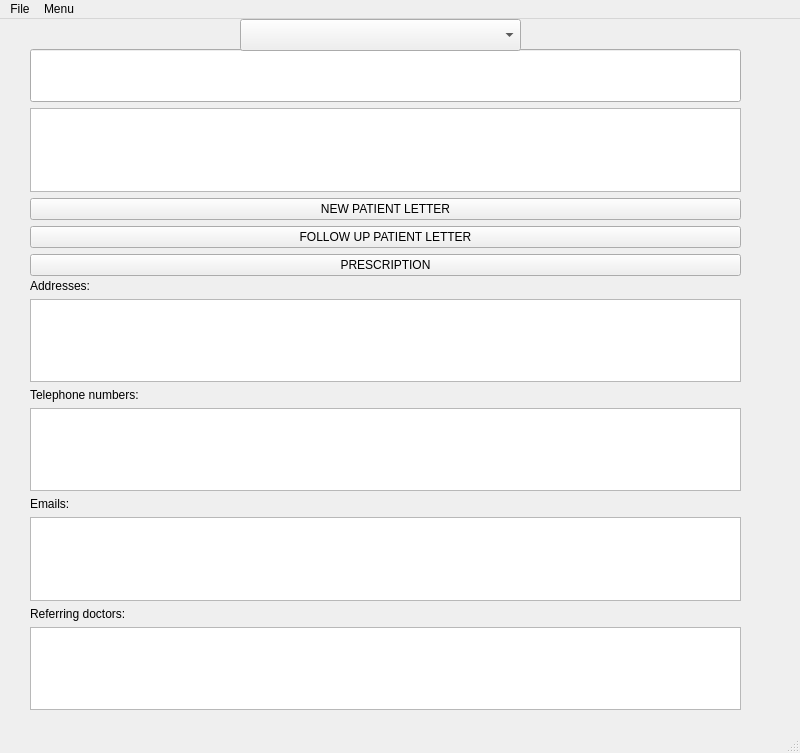
chapmanwilliam/PatientHandler, file MainWindow.ui: the form before one commit.
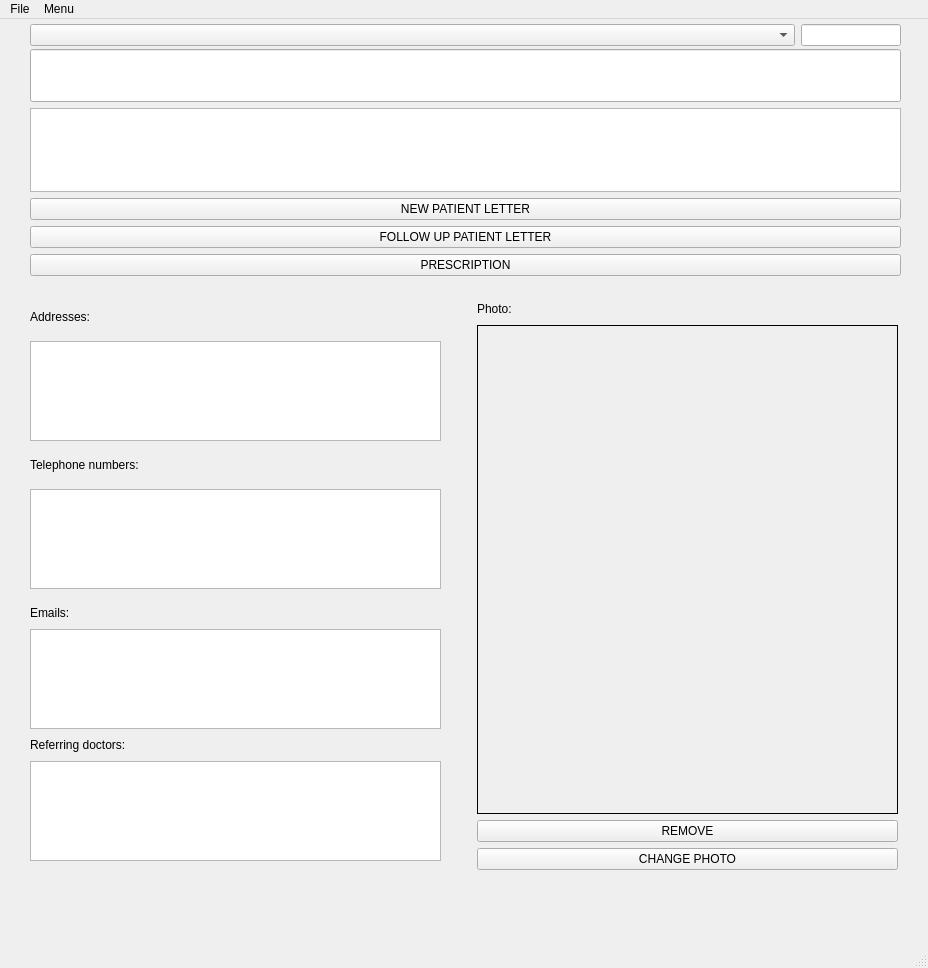
The form after the commit.

Diff of the .ui file:
```diff
--- a/MainWindow.ui
+++ b/MainWindow.ui
@@ -6,8 +6,8 @@
    <rect>
     <x>0</x>
     <y>0</y>
-    <width>800</width>
-    <height>753</height>
+    <width>928</width>
+    <height>968</height>
    </rect>
   </property>
   <property name="acceptDrops">
@@ -22,7 +22,7 @@
      <rect>
       <x>30</x>
       <y>30</y>
-      <width>711</width>
+      <width>871</width>
       <height>227</height>
      </rect>
     </property>
@@ -68,97 +68,97 @@
      </item>
     </layout>
    </widget>
-   <widget class="QWidget" name="gridLayoutWidget">
+   <widget class="QWidget" name="horizontalLayoutWidget">
     <property name="geometry">
      <rect>
       <x>30</x>
-      <y>260</y>
-      <width>711</width>
-      <height>431</height>
+      <y>0</y>
+      <width>871</width>
+      <height>32</height>
      </rect>
     </property>
-    <layout class="QGridLayout" name="gridLayout">
-     <item row="8" column="0">
-      <widget class="QLabel" name="labelReferringDoctors">
-       <property name="sizePolicy">
-        <sizepolicy hsizetype="Preferred" vsizetype="Maximum">
-         <horstretch>0</horstretch>
-         <verstretch>0</verstretch>
-        </sizepolicy>
+    <layout class="QHBoxLayout" name="horizontalLayout_2">
+     <item>
+      <widget class="QComboBox" name="comboBoxLocation"/>
+     </item>
+     <item>
+      <widget class="QLineEdit" name="lineEditPatientID">
+       <property name="maximumSize">
+        <size>
+         <width>100</width>
+         <height>16777215</height>
+        </size>
        </property>
-       <property name="text">
-        <string>Referring doctors:</string>
+       <property name="alignment">
+        <set>Qt::AlignCenter</set>
        </property>
       </widget>
      </item>
-     <item row="2" column="0">
-      <widget class="QListWidget" name="listWidgetAddresses">
-       <property name="sizePolicy">
-        <sizepolicy hsizetype="Expanding" vsizetype="Maximum">
-         <horstretch>0</horstretch>
-         <verstretch>0</verstretch>
-        </sizepolicy>
-       </property>
+    </layout>
+   </widget>
+   <widget class="QWidget" name="verticalLayoutWidget_5">
+    <property name="geometry">
+     <rect>
+      <x>477</x>
+      <y>280</y>
+      <width>421</width>
+      <height>571</height>
+     </rect>
+    </property>
+    <layout class="QVBoxLayout" name="verticalLayout_5">
+     <item>
+      <widget class="QLabel" name="label">
        <property name="maximumSize">
         <size>
          <width>16777215</width>
-         <height>100</height>
+         <height>20</height>
         </size>
        </property>
-       <property name="selectionMode">
-        <enum>QAbstractItemView::SingleSelection</enum>
+       <property name="text">
+        <string>Photo:</string>
        </property>
       </widget>
      </item>
-     <item row="6" column="0">
-      <widget class="QLabel" name="labelEmails">
-       <property name="sizePolicy">
-        <sizepolicy hsizetype="Preferred" vsizetype="Maximum">
-         <horstretch>0</horstretch>
-         <verstretch>0</verstretch>
-        </sizepolicy>
+     <item>
+      <widget class="QLabel" name="label_Photo">
+       <property name="styleSheet">
+        <string notr="true">border: 1px solid black;</string>
        </property>
        <property name="text">
-        <string>Emails:</string>
+        <string/>
        </property>
+       <property name="scaledContents">
+        <bool>true</bool>
+       </property>
       </widget>
      </item>
-     <item row="9" column="0">
-      <widget class="QListWidget" name="listWidgetReferringDoctors">
-       <property name="sizePolicy">
-        <sizepolicy hsizetype="Expanding" vsizetype="Maximum">
-         <horstretch>0</horstretch>
-         <verstretch>0</verstretch>
-        </sizepolicy>
+     <item>
+      <widget class="QPushButton" name="pushButton_RemovePhoto">
+       <property name="text">
+        <string>REMOVE</string>
        </property>
-       <property name="maximumSize">
-        <size>
-         <width>16777215</width>
-         <height>100</height>
-        </size>
-       </property>
-       <property name="selectionMode">
-        <enum>QAbstractItemView::SingleSelection</enum>
-       </property>
       </widget>
      </item>
-     <item row="4" column="0">
-      <widget class="QListWidget" name="listWidgetTel">
-       <property name="sizePolicy">
-        <sizepolicy hsizetype="Expanding" vsizetype="Maximum">
-         <horstretch>0</horstretch>
-         <verstretch>0</verstretch>
-        </sizepolicy>
+     <item>
+      <widget class="QPushButton" name="pushButton_ChangePhoto">
+       <property name="text">
+        <string>CHANGE PHOTO</string>
        </property>
-       <property name="maximumSize">
-        <size>
-         <width>16777215</width>
-         <height>100</height>
-        </size>
-       </property>
       </widget>
      </item>
-     <item row="1" column="0">
+    </layout>
+   </widget>
+   <widget class="QWidget" name="">
+    <property name="geometry">
+     <rect>
+      <x>30</x>
+      <y>280</y>
+      <width>411</width>
+      <height>571</height>
+     </rect>
+    </property>
+    <layout class="QVBoxLayout" name="verticalLayout_3">
+     <item>
       <widget class="QLabel" name="labelAddress">
        <property name="sizePolicy">
         <sizepolicy hsizetype="Preferred" vsizetype="Maximum">
@@ -166,13 +166,19 @@
          <verstretch>0</verstretch>
         </sizepolicy>
        </property>
+       <property name="maximumSize">
+        <size>
+         <width>16777215</width>
+         <height>20</height>
+        </size>
+       </property>
        <property name="text">
         <string>Addresses:</string>
        </property>
       </widget>
      </item>
-     <item row="7" column="0">
-      <widget class="QListWidget" name="listWidgetEmails">
+     <item>
+      <widget class="QListWidget" name="listWidgetAddresses">
        <property name="sizePolicy">
         <sizepolicy hsizetype="Expanding" vsizetype="Maximum">
          <horstretch>0</horstretch>
@@ -190,32 +196,124 @@
        </property>
       </widget>
      </item>
-     <item row="3" column="0">
+     <item>
       <widget class="QLabel" name="labelTel">
+       <property name="maximumSize">
+        <size>
+         <width>16777215</width>
+         <height>20</height>
+        </size>
+       </property>
        <property name="text">
         <string>Telephone numbers:</string>
        </property>
       </widget>
      </item>
+     <item>
+      <widget class="QListWidget" name="listWidgetTel">
+       <property name="sizePolicy">
+        <sizepolicy hsizetype="Expanding" vsizetype="Maximum">
+         <horstretch>0</horstretch>
+         <verstretch>0</verstretch>
+        </sizepolicy>
+       </property>
+       <property name="maximumSize">
+        <size>
+         <width>16777215</width>
+         <height>100</height>
+        </size>
+       </property>
+      </widget>
+     </item>
+     <item>
+      <layout class="QVBoxLayout" name="verticalLayout_4">
+       <item>
+        <widget class="QLabel" name="labelEmails">
+         <property name="sizePolicy">
+          <sizepolicy hsizetype="Preferred" vsizetype="Maximum">
+           <horstretch>0</horstretch>
+           <verstretch>0</verstretch>
+          </sizepolicy>
+         </property>
+         <property name="maximumSize">
+          <size>
+           <width>16777215</width>
+           <height>20</height>
+          </size>
+         </property>
+         <property name="text">
+          <string>Emails:</string>
+         </property>
+        </widget>
+       </item>
+       <item>
+        <widget class="QListWidget" name="listWidgetEmails">
+         <property name="sizePolicy">
+          <sizepolicy hsizetype="Expanding" vsizetype="Maximum">
+           <horstretch>0</horstretch>
+           <verstretch>0</verstretch>
+          </sizepolicy>
+         </property>
+         <property name="maximumSize">
+          <size>
+           <width>16777215</width>
+           <height>100</height>
+          </size>
+         </property>
+         <property name="selectionMode">
+          <enum>QAbstractItemView::SingleSelection</enum>
+         </property>
+        </widget>
+       </item>
+       <item>
+        <widget class="QLabel" name="labelReferringDoctors">
+         <property name="sizePolicy">
+          <sizepolicy hsizetype="Preferred" vsizetype="Maximum">
+           <horstretch>0</horstretch>
+           <verstretch>0</verstretch>
+          </sizepolicy>
+         </property>
+         <property name="maximumSize">
+          <size>
+           <width>16777215</width>
+           <height>20</height>
+          </size>
+         </property>
+         <property name="text">
+          <string>Referring doctors:</string>
+         </property>
+        </widget>
+       </item>
+       <item>
+        <widget class="QListWidget" name="listWidgetReferringDoctors">
+         <property name="sizePolicy">
+          <sizepolicy hsizetype="Expanding" vsizetype="Maximum">
+           <horstretch>0</horstretch>
+           <verstretch>0</verstretch>
+          </sizepolicy>
+         </property>
+         <property name="maximumSize">
+          <size>
+           <width>16777215</width>
+           <height>100</height>
+          </size>
+         </property>
+         <property name="selectionMode">
+          <enum>QAbstractItemView::SingleSelection</enum>
+         </property>
+        </widget>
+       </item>
+      </layout>
+     </item>
     </layout>
    </widget>
-   <widget class="QComboBox" name="comboBoxLocation">
-    <property name="geometry">
-     <rect>
-      <x>240</x>
-      <y>0</y>
-      <width>281</width>
-      <height>32</height>
-     </rect>
-    </property>
-   </widget>
   </widget>
   <widget class="QMenuBar" name="menubar">
    <property name="geometry">
     <rect>
      <x>0</x>
      <y>0</y>
-     <width>800</width>
+     <width>928</width>
      <height>24</height>
     </rect>
    </property>
```
Left out of the diff: 4 changed lines with no effect on the pictures.
